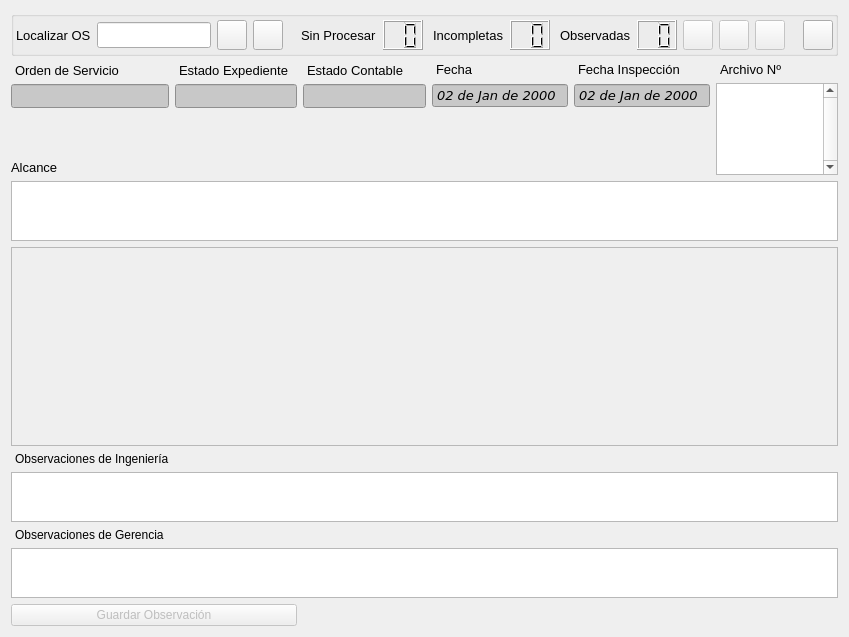
OdairTrujillo/blockcheck, file ui/checkfolder.ui: the form before one commit.
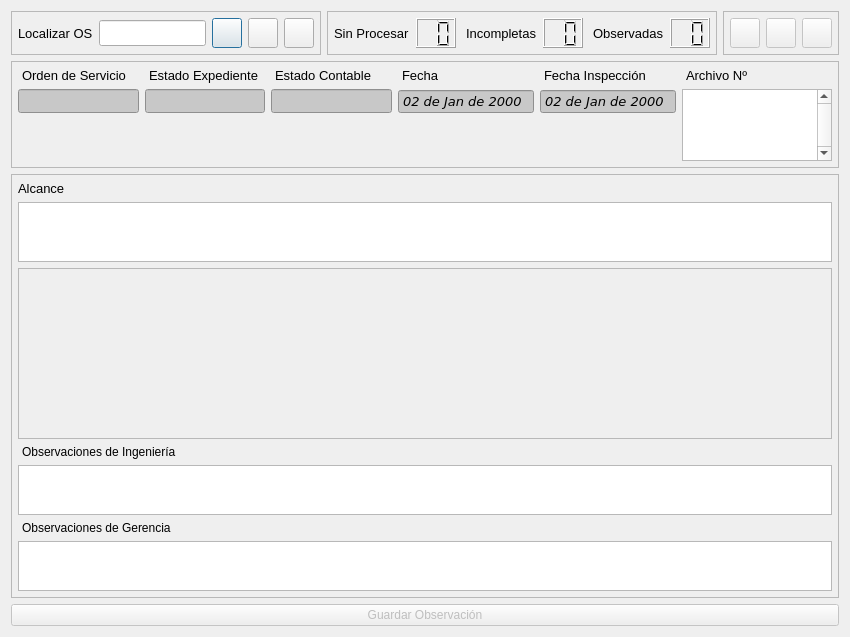
The form after the commit. Icons and pictures are not drawn.

Commit message: Se incluye .gitignore, se modifica el correo de contacto en el README.dm. También se actualizan los layouts de las interfaces gráficas. El proyecto queda listo para editar código.

```diff
--- a/ui/checkfolder.ui
+++ b/ui/checkfolder.ui
@@ -6,10 +6,16 @@
    <rect>
     <x>0</x>
     <y>0</y>
-    <width>849</width>
+    <width>850</width>
     <height>637</height>
    </rect>
   </property>
+  <property name="minimumSize">
+   <size>
+    <width>850</width>
+    <height>0</height>
+   </size>
+  </property>
   <property name="windowTitle">
    <string>Revisión de Carpeta</string>
   </property>
@@ -17,513 +23,133 @@
    <iconset resource="../resources/resources.qrc">
     <normaloff>:/icons/icons/store.png</normaloff>:/icons/icons/store.png</iconset>
   </property>
-  <layout class="QGridLayout" name="gridLayout_2">
-   <item row="1" column="3">
-    <layout class="QVBoxLayout" name="verticalLayout_5">
-     <item>
-      <widget class="QLabel" name="label_3">
-       <property name="font">
-        <font>
-         <pointsize>10</pointsize>
-        </font>
-       </property>
-       <property name="text">
-        <string>Fecha</string>
-       </property>
-       <property name="indent">
-        <number>4</number>
-       </property>
-      </widget>
-     </item>
-     <item>
-      <widget class="QDateEdit" name="soDateEdit">
-       <property name="minimumSize">
-        <size>
-         <width>0</width>
-         <height>24</height>
-        </size>
-       </property>
-       <property name="font">
-        <font>
-         <family>DejaVu Sans</family>
-         <pointsize>10</pointsize>
-         <weight>9</weight>
-         <italic>true</italic>
-         <bold>false</bold>
-        </font>
-       </property>
-       <property name="styleSheet">
-        <string notr="true">background-color: rgb(200, 200, 200);
-font: 75 oblique 10pt &quot;DejaVu Sans&quot;;</string>
-       </property>
-       <property name="wrapping">
-        <bool>false</bool>
-       </property>
-       <property name="readOnly">
-        <bool>true</bool>
-       </property>
-       <property name="buttonSymbols">
-        <enum>QAbstractSpinBox::NoButtons</enum>
-       </property>
-       <property name="accelerated">
-        <bool>false</bool>
-       </property>
-       <property name="currentSection">
-        <enum>QDateTimeEdit::DaySection</enum>
-       </property>
-       <property name="displayFormat">
-        <string>dd 'de' MMM 'de' yyyy</string>
-       </property>
-       <property name="date">
-        <date>
-         <year>2000</year>
-         <month>1</month>
-         <day>2</day>
-        </date>
-       </property>
-      </widget>
-     </item>
-    </layout>
-   </item>
-   <item row="2" column="0" rowspan="2">
-    <spacer name="verticalSpacer">
-     <property name="orientation">
-      <enum>Qt::Vertical</enum>
-     </property>
-     <property name="sizeHint" stdset="0">
-      <size>
-       <width>20</width>
-       <height>40</height>
-      </size>
-     </property>
-    </spacer>
-   </item>
-   <item row="11" column="0" colspan="2">
-    <widget class="QPushButton" name="saveEngObservsButton">
-     <property name="enabled">
-      <bool>false</bool>
-     </property>
-     <property name="toolTip">
-      <string>Guardar</string>
-     </property>
-     <property name="text">
-      <string>Guardar Observación</string>
-     </property>
-     <property name="icon">
-      <iconset resource="../resources/resources.qrc">
-       <normaloff>:/icons/icons/save.png</normaloff>:/icons/icons/save.png</iconset>
-     </property>
-    </widget>
-   </item>
-   <item row="9" column="0">
-    <widget class="QLabel" name="label_8">
-     <property name="font">
-      <font>
-       <pointsize>9</pointsize>
-      </font>
-     </property>
-     <property name="text">
-      <string>Observaciones de Gerencia</string>
-     </property>
-     <property name="margin">
-      <number>0</number>
-     </property>
-     <property name="indent">
-      <number>4</number>
-     </property>
-    </widget>
-   </item>
-   <item row="10" column="0" colspan="6">
-    <widget class="QTextEdit" name="admObservsTextEdit">
-     <property name="maximumSize">
-      <size>
-       <width>16777215</width>
-       <height>50</height>
-      </size>
-     </property>
-     <property name="font">
-      <font>
-       <pointsize>12</pointsize>
-      </font>
-     </property>
-     <property name="tabChangesFocus">
-      <bool>true</bool>
-     </property>
-     <property name="readOnly">
-      <bool>true</bool>
-     </property>
-     <property name="acceptRichText">
-      <bool>false</bool>
-     </property>
-    </widget>
-   </item>
-   <item row="8" column="0" colspan="6">
-    <widget class="QTextEdit" name="engObservsTextEdit">
-     <property name="maximumSize">
-      <size>
-       <width>16777215</width>
-       <height>50</height>
-      </size>
-     </property>
-     <property name="font">
-      <font>
-       <pointsize>12</pointsize>
-      </font>
-     </property>
-     <property name="tabChangesFocus">
-      <bool>true</bool>
-     </property>
-     <property name="readOnly">
-      <bool>true</bool>
-     </property>
-     <property name="acceptRichText">
-      <bool>false</bool>
-     </property>
-    </widget>
-   </item>
-   <item row="5" column="0" colspan="6">
-    <widget class="QTextEdit" name="soScopeTextEdit">
-     <property name="maximumSize">
-      <size>
-       <width>16777215</width>
-       <height>60</height>
-      </size>
-     </property>
-     <property name="font">
-      <font>
-       <pointsize>12</pointsize>
-      </font>
-     </property>
-     <property name="tabChangesFocus">
-      <bool>true</bool>
-     </property>
-     <property name="acceptRichText">
-      <bool>false</bool>
-     </property>
-    </widget>
-   </item>
-   <item row="7" column="0">
-    <widget class="QLabel" name="label_6">
-     <property name="font">
-      <font>
-       <pointsize>9</pointsize>
-      </font>
-     </property>
-     <property name="text">
-      <string>Observaciones de Ingeniería</string>
-     </property>
-     <property name="margin">
-      <number>0</number>
-     </property>
-     <property name="indent">
-      <number>4</number>
-     </property>
-    </widget>
-   </item>
-   <item row="1" column="0">
-    <layout class="QVBoxLayout" name="verticalLayout">
-     <item>
-      <widget class="QLabel" name="label_38">
-       <property name="maximumSize">
-        <size>
-         <width>16777215</width>
-         <height>16777215</height>
-        </size>
-       </property>
-       <property name="font">
-        <font>
-         <pointsize>10</pointsize>
-        </font>
-       </property>
-       <property name="text">
-        <string>Orden de Servicio</string>
-       </property>
-       <property name="indent">
-        <number>4</number>
-       </property>
-      </widget>
-     </item>
-     <item>
-      <widget class="QLineEdit" name="soIdLineEdit">
-       <property name="minimumSize">
-        <size>
-         <width>0</width>
-         <height>24</height>
-        </size>
-       </property>
-       <property name="maximumSize">
-        <size>
-         <width>16777215</width>
-         <height>16777215</height>
-        </size>
-       </property>
-       <property name="styleSheet">
-        <string notr="true">background-color: rgb(200, 200, 200);
-font: 75 oblique 10pt &quot;DejaVu Sans&quot;;</string>
-       </property>
-       <property name="readOnly">
-        <bool>true</bool>
-       </property>
-      </widget>
-     </item>
-    </layout>
-   </item>
-   <item row="1" column="5" rowspan="4">
-    <layout class="QVBoxLayout" name="verticalLayout_2">
-     <item>
-      <widget class="QLabel" name="label_35">
-       <property name="maximumSize">
-        <size>
-         <width>16777215</width>
-         <height>16777215</height>
-        </size>
-       </property>
-       <property name="font">
-        <font>
-         <pointsize>10</pointsize>
-        </font>
-       </property>
-       <property name="text">
-        <string>Archivo Nº</string>
-       </property>
-       <property name="alignment">
-        <set>Qt::AlignLeading|Qt::AlignLeft|Qt::AlignVCenter</set>
-       </property>
-       <property name="margin">
-        <number>0</number>
-       </property>
-       <property name="indent">
-        <number>4</number>
-       </property>
-      </widget>
-     </item>
-     <item>
-      <widget class="QListWidget" name="recordFoilListWidget">
-       <property name="minimumSize">
-        <size>
-         <width>0</width>
-         <height>0</height>
-        </size>
-       </property>
-       <property name="verticalScrollBarPolicy">
-        <enum>Qt::ScrollBarAlwaysOn</enum>
-       </property>
-       <property name="sizeAdjustPolicy">
-        <enum>QAbstractScrollArea::AdjustToContents</enum>
-       </property>
-      </widget>
-     </item>
-    </layout>
-   </item>
-   <item row="1" column="2">
-    <layout class="QVBoxLayout" name="verticalLayout_3">
-     <item>
-      <widget class="QLabel" name="label_33">
-       <property name="font">
-        <font>
-         <pointsize>10</pointsize>
-        </font>
-       </property>
-       <property name="text">
-        <string>Estado Contable</string>
-       </property>
-       <property name="indent">
-        <number>4</number>
-       </property>
-      </widget>
-     </item>
-     <item>
-      <widget class="QLineEdit" name="soStateLineEdit">
-       <property name="minimumSize">
-        <size>
-         <width>0</width>
-         <height>24</height>
-        </size>
-       </property>
-       <property name="styleSheet">
-        <string notr="true">background-color: rgb(200, 200, 200);
-font: 75 oblique 10pt &quot;DejaVu Sans&quot;;</string>
-       </property>
-       <property name="readOnly">
-        <bool>true</bool>
-       </property>
-      </widget>
-     </item>
-    </layout>
-   </item>
-   <item row="1" column="1">
-    <layout class="QVBoxLayout" name="verticalLayout_4">
-     <item>
-      <widget class="QLabel" name="label">
-       <property name="font">
-        <font>
-         <pointsize>10</pointsize>
-        </font>
-       </property>
-       <property name="text">
-        <string>Estado Expediente</string>
-       </property>
-       <property name="indent">
-        <number>4</number>
-       </property>
-      </widget>
-     </item>
-     <item>
-      <widget class="QLineEdit" name="folderStateLineEdit">
-       <property name="minimumSize">
-        <size>
-         <width>0</width>
-         <height>24</height>
-        </size>
-       </property>
-       <property name="styleSheet">
-        <string notr="true">background-color: rgb(200, 200, 200);
-font: 75 oblique 10pt &quot;DejaVu Sans&quot;;</string>
-       </property>
-      </widget>
-     </item>
-    </layout>
-   </item>
-   <item row="6" column="0" colspan="6">
-    <widget class="QScrollArea" name="scrollArea">
-     <property name="horizontalScrollBarPolicy">
-      <enum>Qt::ScrollBarAlwaysOff</enum>
-     </property>
-     <property name="widgetResizable">
-      <bool>true</bool>
-     </property>
-     <widget class="QWidget" name="scrollAreaWidgetContents">
-      <property name="geometry">
-       <rect>
-        <x>0</x>
-        <y>0</y>
-        <width>823</width>
-        <height>154</height>
-       </rect>
-      </property>
-     </widget>
-    </widget>
-   </item>
-   <item row="1" column="4">
-    <layout class="QVBoxLayout" name="verticalLayout_6">
-     <item>
-      <widget class="QLabel" name="label_9">
-       <property name="font">
-        <font>
-         <pointsize>10</pointsize>
-        </font>
-       </property>
-       <property name="text">
-        <string>Fecha Inspección</string>
-       </property>
-       <property name="indent">
-        <number>4</number>
-       </property>
-      </widget>
-     </item>
-     <item>
-      <widget class="QDateEdit" name="soAssignDateEdit">
-       <property name="minimumSize">
-        <size>
-         <width>0</width>
-         <height>24</height>
-        </size>
-       </property>
-       <property name="font">
-        <font>
-         <family>DejaVu Sans</family>
-         <pointsize>10</pointsize>
-         <weight>9</weight>
-         <italic>true</italic>
-         <bold>false</bold>
-        </font>
-       </property>
-       <property name="styleSheet">
-        <string notr="true">background-color: rgb(200, 200, 200);
-font: 75 oblique 10pt &quot;DejaVu Sans&quot;;</string>
-       </property>
-       <property name="wrapping">
-        <bool>false</bool>
-       </property>
-       <property name="readOnly">
-        <bool>true</bool>
-       </property>
-       <property name="buttonSymbols">
-        <enum>QAbstractSpinBox::NoButtons</enum>
-       </property>
-       <property name="accelerated">
-        <bool>false</bool>
-       </property>
-       <property name="currentSection">
-        <enum>QDateTimeEdit::DaySection</enum>
-       </property>
-       <property name="displayFormat">
-        <string>dd 'de' MMM 'de' yyyy</string>
-       </property>
-       <property name="date">
-        <date>
-         <year>2000</year>
-         <month>1</month>
-         <day>2</day>
-        </date>
-       </property>
-      </widget>
-     </item>
-    </layout>
-   </item>
-   <item row="4" column="0">
-    <widget class="QLabel" name="label_2">
-     <property name="font">
-      <font>
-       <pointsize>10</pointsize>
-      </font>
-     </property>
-     <property name="text">
-      <string>Alcance</string>
-     </property>
-    </widget>
-   </item>
-   <item row="0" column="0" colspan="6">
-    <widget class="QGroupBox" name="menuGroupBox">
-     <property name="minimumSize">
-      <size>
-       <width>0</width>
-       <height>45</height>
-      </size>
-     </property>
-     <property name="maximumSize">
-      <size>
-       <width>16777215</width>
-       <height>50</height>
-      </size>
-     </property>
-     <property name="title">
-      <string/>
-     </property>
-     <property name="alignment">
-      <set>Qt::AlignLeading|Qt::AlignLeft|Qt::AlignTop</set>
-     </property>
-     <property name="flat">
-      <bool>false</bool>
-     </property>
-     <property name="checkable">
-      <bool>false</bool>
-     </property>
      <layout class="QGridLayout" name="gridLayout">
-      <property name="leftMargin">
-       <number>2</number>
-      </property>
-      <property name="topMargin">
-       <number>2</number>
-      </property>
-      <property name="rightMargin">
-       <number>2</number>
-      </property>
-      <property name="bottomMargin">
-       <number>2</number>
-      </property>
-      <item row="0" column="0">
+   <item row="0" column="1">
+    <widget class="QFrame" name="frame_2">
+     <property name="frameShape">
+      <enum>QFrame::StyledPanel</enum>
+     </property>
+     <property name="frameShadow">
+      <enum>QFrame::Raised</enum>
+     </property>
        <layout class="QHBoxLayout" name="horizontalLayout">
+      <property name="leftMargin">
+       <number>6</number>
+      </property>
+      <property name="topMargin">
+       <number>6</number>
+      </property>
+      <property name="rightMargin">
+       <number>6</number>
+      </property>
+      <property name="bottomMargin">
+       <number>6</number>
+      </property>
+      <item>
+       <widget class="QLabel" name="label_4">
+        <property name="font">
+         <font>
+          <pointsize>10</pointsize>
+         </font>
+        </property>
+        <property name="text">
+         <string>Sin Procesar</string>
+        </property>
+       </widget>
+      </item>
+      <item>
+       <widget class="QLCDNumber" name="noCheckedLcdNumber">
+        <property name="minimumSize">
+         <size>
+          <width>40</width>
+          <height>25</height>
+         </size>
+        </property>
+        <property name="digitCount">
+         <number>2</number>
+        </property>
+       </widget>
+      </item>
+      <item>
+       <widget class="QLabel" name="label_5">
+        <property name="font">
+         <font>
+          <pointsize>10</pointsize>
+         </font>
+        </property>
+        <property name="text">
+         <string>Incompletas</string>
+        </property>
+        <property name="indent">
+         <number>4</number>
+        </property>
+       </widget>
+      </item>
+      <item>
+       <widget class="QLCDNumber" name="incompleteLcdNumber">
+        <property name="minimumSize">
+         <size>
+          <width>40</width>
+          <height>25</height>
+         </size>
+        </property>
+        <property name="digitCount">
+         <number>2</number>
+        </property>
+       </widget>
+      </item>
+      <item>
+       <widget class="QLabel" name="label_7">
+        <property name="font">
+         <font>
+          <pointsize>10</pointsize>
+         </font>
+        </property>
+        <property name="text">
+         <string>Observadas</string>
+        </property>
+        <property name="indent">
+         <number>4</number>
+        </property>
+       </widget>
+      </item>
+      <item>
+       <widget class="QLCDNumber" name="observedLcdNumber">
+        <property name="minimumSize">
+         <size>
+          <width>40</width>
+          <height>25</height>
+         </size>
+        </property>
+        <property name="digitCount">
+         <number>2</number>
+        </property>
+       </widget>
+      </item>
+     </layout>
+    </widget>
+   </item>
+   <item row="0" column="0">
+    <widget class="QFrame" name="frame_4">
+     <property name="frameShape">
+      <enum>QFrame::StyledPanel</enum>
+     </property>
+     <property name="frameShadow">
+      <enum>QFrame::Raised</enum>
+     </property>
+     <layout class="QHBoxLayout" name="horizontalLayout_3">
+      <property name="leftMargin">
+       <number>6</number>
+      </property>
+      <property name="topMargin">
+       <number>6</number>
+      </property>
+      <property name="rightMargin">
+       <number>6</number>
+      </property>
+      <property name="bottomMargin">
+       <number>6</number>
+      </property>
         <item>
          <widget class="QLabel" name="label_45">
           <property name="font">
@@ -590,6 +216,12 @@
            <iconset resource="../resources/resources.qrc">
             <normaloff>:/icons/icons/go.png</normaloff>:/icons/icons/go.png</iconset>
           </property>
+        <property name="iconSize">
+         <size>
+          <width>22</width>
+          <height>22</height>
+         </size>
+        </property>
          </widget>
         </item>
         <item>
@@ -616,102 +248,70 @@
            <iconset resource="../resources/resources.qrc">
             <normaloff>:/icons/icons/list.png</normaloff>:/icons/icons/list.png</iconset>
           </property>
-         </widget>
-        </item>
-        <item>
-         <spacer name="horizontalSpacer_2">
-          <property name="orientation">
-           <enum>Qt::Horizontal</enum>
-          </property>
-          <property name="sizeHint" stdset="0">
+        <property name="iconSize">
            <size>
-            <width>40</width>
-            <height>20</height>
-           </size>
-          </property>
-         </spacer>
-        </item>
-        <item>
-         <widget class="QLabel" name="label_4">
-          <property name="font">
-           <font>
-            <pointsize>10</pointsize>
-           </font>
-          </property>
-          <property name="text">
-           <string>Sin Procesar</string>
-          </property>
+          <width>22</width>
+          <height>22</height>
+         </size>
+        </property>
          </widget>
         </item>
         <item>
-         <widget class="QLCDNumber" name="noCheckedLcdNumber">
+       <widget class="QPushButton" name="createFoilButton">
           <property name="minimumSize">
            <size>
-            <width>40</width>
-            <height>25</height>
-           </size>
-          </property>
-          <property name="digitCount">
-           <number>2</number>
-          </property>
-         </widget>
-        </item>
-        <item>
-         <widget class="QLabel" name="label_5">
-          <property name="font">
-           <font>
-            <pointsize>10</pointsize>
-           </font>
+          <width>30</width>
+          <height>30</height>
+         </size>
+        </property>
+        <property name="maximumSize">
+         <size>
+          <width>30</width>
+          <height>30</height>
+         </size>
+        </property>
+        <property name="toolTip">
+         <string>Crear AZ</string>
           </property>
           <property name="text">
-           <string>Incompletas</string>
-          </property>
-          <property name="indent">
-           <number>4</number>
-          </property>
-         </widget>
-        </item>
-        <item>
-         <widget class="QLCDNumber" name="incompleteLcdNumber">
-          <property name="minimumSize">
+         <string/>
+        </property>
+        <property name="icon">
+         <iconset resource="../resources/resources.qrc">
+          <normaloff>:/icons/icons/new.png</normaloff>:/icons/icons/new.png</iconset>
+        </property>
+        <property name="iconSize">
            <size>
-            <width>40</width>
-            <height>25</height>
-           </size>
-          </property>
-          <property name="digitCount">
-           <number>2</number>
-          </property>
-         </widget>
-        </item>
-        <item>
-         <widget class="QLabel" name="label_7">
-          <property name="font">
-           <font>
-            <pointsize>10</pointsize>
-           </font>
-          </property>
-          <property name="text">
-           <string>Observadas</string>
-          </property>
-          <property name="indent">
-           <number>4</number>
-          </property>
-         </widget>
-        </item>
-        <item>
-         <widget class="QLCDNumber" name="observedLcdNumber">
-          <property name="minimumSize">
-           <size>
-            <width>40</width>
-            <height>25</height>
-           </size>
-          </property>
-          <property name="digitCount">
-           <number>2</number>
-          </property>
-         </widget>
-        </item>
+          <width>22</width>
+          <height>22</height>
+         </size>
+        </property>
+       </widget>
+      </item>
+     </layout>
+    </widget>
+   </item>
+   <item row="0" column="2">
+    <widget class="QFrame" name="frame_3">
+     <property name="frameShape">
+      <enum>QFrame::StyledPanel</enum>
+     </property>
+     <property name="frameShadow">
+      <enum>QFrame::Raised</enum>
+     </property>
+     <layout class="QHBoxLayout" name="horizontalLayout_2">
+      <property name="leftMargin">
+       <number>6</number>
+      </property>
+      <property name="topMargin">
+       <number>6</number>
+      </property>
+      <property name="rightMargin">
+       <number>6</number>
+      </property>
+      <property name="bottomMargin">
+       <number>6</number>
+      </property>
         <item>
          <widget class="QPushButton" name="saveButton">
           <property name="enabled">
@@ -739,6 +339,12 @@
            <iconset resource="../resources/resources.qrc">
             <normaloff>:/icons/icons/save.png</normaloff>:/icons/icons/save.png</iconset>
           </property>
+        <property name="iconSize">
+         <size>
+          <width>22</width>
+          <height>22</height>
+         </size>
+        </property>
          </widget>
         </item>
         <item>
@@ -768,6 +374,12 @@
            <iconset resource="../resources/resources.qrc">
             <normaloff>:/icons/icons/store.png</normaloff>:/icons/icons/store.png</iconset>
           </property>
+        <property name="iconSize">
+         <size>
+          <width>22</width>
+          <height>22</height>
+         </size>
+        </property>
          </widget>
         </item>
         <item>
@@ -797,50 +409,491 @@
            <iconset resource="../resources/resources.qrc">
             <normaloff>:/icons/icons/tracking.png</normaloff>:/icons/icons/tracking.png</iconset>
           </property>
-         </widget>
-        </item>
+        <property name="iconSize">
+         <size>
+          <width>22</width>
+          <height>22</height>
+         </size>
+        </property>
+       </widget>
+      </item>
+     </layout>
+    </widget>
+   </item>
+   <item row="4" column="0" colspan="3">
+    <widget class="QFrame" name="frame_5">
+     <property name="frameShape">
+      <enum>QFrame::StyledPanel</enum>
+     </property>
+     <property name="frameShadow">
+      <enum>QFrame::Raised</enum>
+     </property>
+     <layout class="QVBoxLayout" name="verticalLayout">
+      <property name="leftMargin">
+       <number>6</number>
+      </property>
+      <property name="topMargin">
+       <number>6</number>
+      </property>
+      <property name="rightMargin">
+       <number>6</number>
+      </property>
+      <property name="bottomMargin">
+       <number>6</number>
+      </property>
         <item>
-         <spacer name="horizontalSpacer">
-          <property name="orientation">
-           <enum>Qt::Horizontal</enum>
-          </property>
-          <property name="sizeHint" stdset="0">
+       <widget class="QLabel" name="label_2">
+        <property name="font">
+         <font>
+          <pointsize>10</pointsize>
+         </font>
+        </property>
+        <property name="text">
+         <string>Alcance</string>
+        </property>
+       </widget>
+      </item>
+      <item>
+       <widget class="QTextEdit" name="soScopeTextEdit">
+        <property name="maximumSize">
            <size>
-            <width>40</width>
-            <height>20</height>
-           </size>
-          </property>
-         </spacer>
+          <width>16777215</width>
+          <height>60</height>
+         </size>
+        </property>
+        <property name="font">
+         <font>
+          <pointsize>12</pointsize>
+         </font>
+        </property>
+        <property name="tabChangesFocus">
+         <bool>true</bool>
+        </property>
+        <property name="acceptRichText">
+         <bool>false</bool>
+        </property>
+       </widget>
         </item>
         <item>
-         <widget class="QPushButton" name="createFoilButton">
+       <widget class="QScrollArea" name="scrollArea">
+        <property name="horizontalScrollBarPolicy">
+         <enum>Qt::ScrollBarAlwaysOff</enum>
+        </property>
+        <property name="widgetResizable">
+         <bool>true</bool>
+        </property>
+        <widget class="QWidget" name="scrollAreaWidgetContents">
+         <property name="geometry">
+          <rect>
+           <x>0</x>
+           <y>0</y>
+           <width>816</width>
+           <height>154</height>
+          </rect>
+         </property>
+        </widget>
+       </widget>
+      </item>
+      <item>
+       <widget class="QLabel" name="label_6">
+        <property name="font">
+         <font>
+          <pointsize>9</pointsize>
+         </font>
+        </property>
+        <property name="text">
+         <string>Observaciones de Ingeniería</string>
+        </property>
+        <property name="margin">
+         <number>0</number>
+        </property>
+        <property name="indent">
+         <number>4</number>
+        </property>
+       </widget>
+      </item>
+      <item>
+       <widget class="QTextEdit" name="engObservsTextEdit">
+        <property name="maximumSize">
+         <size>
+          <width>16777215</width>
+          <height>50</height>
+         </size>
+        </property>
+        <property name="font">
+         <font>
+          <pointsize>12</pointsize>
+         </font>
+        </property>
+        <property name="tabChangesFocus">
+         <bool>true</bool>
+        </property>
+        <property name="readOnly">
+         <bool>true</bool>
+        </property>
+        <property name="acceptRichText">
+         <bool>false</bool>
+        </property>
+       </widget>
+      </item>
+      <item>
+       <widget class="QLabel" name="label_8">
+        <property name="font">
+         <font>
+          <pointsize>9</pointsize>
+         </font>
+        </property>
+        <property name="text">
+         <string>Observaciones de Gerencia</string>
+        </property>
+        <property name="margin">
+         <number>0</number>
+        </property>
+        <property name="indent">
+         <number>4</number>
+        </property>
+       </widget>
+      </item>
+      <item>
+       <widget class="QTextEdit" name="admObservsTextEdit">
+        <property name="maximumSize">
+         <size>
+          <width>16777215</width>
+          <height>50</height>
+         </size>
+        </property>
+        <property name="font">
+         <font>
+          <pointsize>12</pointsize>
+         </font>
+        </property>
+        <property name="tabChangesFocus">
+         <bool>true</bool>
+        </property>
+        <property name="readOnly">
+         <bool>true</bool>
+        </property>
+        <property name="acceptRichText">
+         <bool>false</bool>
+        </property>
+       </widget>
+      </item>
+     </layout>
+    </widget>
+   </item>
+   <item row="3" column="0" colspan="3">
+    <widget class="QFrame" name="frame">
+     <property name="frameShape">
+      <enum>QFrame::StyledPanel</enum>
+     </property>
+     <property name="frameShadow">
+      <enum>QFrame::Raised</enum>
+     </property>
+     <layout class="QGridLayout" name="gridLayout_2">
+      <property name="leftMargin">
+       <number>6</number>
+      </property>
+      <property name="topMargin">
+       <number>6</number>
+      </property>
+      <property name="rightMargin">
+       <number>6</number>
+      </property>
+      <property name="bottomMargin">
+       <number>6</number>
+      </property>
+      <item row="0" column="4">
+       <widget class="QLabel" name="label_9">
+        <property name="font">
+         <font>
+          <pointsize>10</pointsize>
+         </font>
+        </property>
+        <property name="text">
+         <string>Fecha Inspección</string>
+        </property>
+        <property name="indent">
+         <number>4</number>
+        </property>
+       </widget>
+      </item>
+      <item row="0" column="1">
+       <widget class="QLabel" name="label">
+        <property name="font">
+         <font>
+          <pointsize>10</pointsize>
+         </font>
+        </property>
+        <property name="text">
+         <string>Estado Expediente</string>
+        </property>
+        <property name="indent">
+         <number>4</number>
+        </property>
+       </widget>
+      </item>
+      <item row="0" column="3">
+       <widget class="QLabel" name="label_3">
+        <property name="font">
+         <font>
+          <pointsize>10</pointsize>
+         </font>
+        </property>
+        <property name="text">
+         <string>Fecha</string>
+        </property>
+        <property name="indent">
+         <number>4</number>
+        </property>
+       </widget>
+      </item>
+      <item row="1" column="1">
+       <widget class="QLineEdit" name="folderStateLineEdit">
           <property name="minimumSize">
            <size>
-            <width>30</width>
-            <height>30</height>
-           </size>
-          </property>
+          <width>0</width>
+          <height>24</height>
+         </size>
+        </property>
+        <property name="styleSheet">
+         <string notr="true">background-color: rgb(200, 200, 200);
+font: 75 oblique 10pt &quot;DejaVu Sans&quot;;</string>
+        </property>
+       </widget>
+      </item>
+      <item row="0" column="5">
+       <widget class="QLabel" name="label_35">
           <property name="maximumSize">
            <size>
-            <width>30</width>
-            <height>30</height>
-           </size>
+          <width>16777215</width>
+          <height>16777215</height>
+         </size>
+        </property>
+        <property name="font">
+         <font>
+          <pointsize>10</pointsize>
+         </font>
+        </property>
+        <property name="text">
+         <string>Archivo Nº</string>
+        </property>
+        <property name="alignment">
+         <set>Qt::AlignLeading|Qt::AlignLeft|Qt::AlignVCenter</set>
+        </property>
+        <property name="margin">
+         <number>0</number>
+        </property>
+        <property name="indent">
+         <number>4</number>
+        </property>
+       </widget>
+      </item>
+      <item row="1" column="2">
+       <widget class="QLineEdit" name="soStateLineEdit">
+        <property name="minimumSize">
+         <size>
+          <width>0</width>
+          <height>24</height>
+         </size>
+        </property>
+        <property name="styleSheet">
+         <string notr="true">background-color: rgb(200, 200, 200);
+font: 75 oblique 10pt &quot;DejaVu Sans&quot;;</string>
+        </property>
+        <property name="readOnly">
+         <bool>true</bool>
+        </property>
+       </widget>
+      </item>
+      <item row="1" column="3">
+       <widget class="QDateEdit" name="soDateEdit">
+        <property name="minimumSize">
+         <size>
+          <width>0</width>
+          <height>24</height>
+         </size>
+        </property>
+        <property name="font">
+         <font>
+          <family>DejaVu Sans</family>
+          <pointsize>10</pointsize>
+          <weight>9</weight>
+          <italic>true</italic>
+          <bold>false</bold>
+         </font>
+        </property>
+        <property name="styleSheet">
+         <string notr="true">background-color: rgb(200, 200, 200);
+font: 75 oblique 10pt &quot;DejaVu Sans&quot;;</string>
+        </property>
+        <property name="wrapping">
+         <bool>false</bool>
+        </property>
+        <property name="readOnly">
+         <bool>true</bool>
+        </property>
+        <property name="buttonSymbols">
+         <enum>QAbstractSpinBox::NoButtons</enum>
+        </property>
+        <property name="accelerated">
+         <bool>false</bool>
+        </property>
+        <property name="currentSection">
+         <enum>QDateTimeEdit::DaySection</enum>
+        </property>
+        <property name="displayFormat">
+         <string>dd 'de' MMM 'de' yyyy</string>
+        </property>
+        <property name="date">
+         <date>
+          <year>2000</year>
+          <month>1</month>
+          <day>2</day>
+         </date>
+        </property>
+       </widget>
+      </item>
+      <item row="1" column="4">
+       <widget class="QDateEdit" name="soAssignDateEdit">
+        <property name="minimumSize">
+         <size>
+          <width>0</width>
+          <height>24</height>
+         </size>
+        </property>
+        <property name="font">
+         <font>
+          <family>DejaVu Sans</family>
+          <pointsize>10</pointsize>
+          <weight>9</weight>
+          <italic>true</italic>
+          <bold>false</bold>
+         </font>
+        </property>
+        <property name="styleSheet">
+         <string notr="true">background-color: rgb(200, 200, 200);
+font: 75 oblique 10pt &quot;DejaVu Sans&quot;;</string>
+        </property>
+        <property name="wrapping">
+         <bool>false</bool>
+        </property>
+        <property name="readOnly">
+         <bool>true</bool>
+        </property>
+        <property name="buttonSymbols">
+         <enum>QAbstractSpinBox::NoButtons</enum>
+        </property>
+        <property name="accelerated">
+         <bool>false</bool>
+        </property>
+        <property name="currentSection">
+         <enum>QDateTimeEdit::DaySection</enum>
+        </property>
+        <property name="displayFormat">
+         <string>dd 'de' MMM 'de' yyyy</string>
+        </property>
+        <property name="date">
+         <date>
+          <year>2000</year>
+          <month>1</month>
+          <day>2</day>
+         </date>
+        </property>
+       </widget>
+      </item>
+      <item row="0" column="0">
+       <widget class="QLabel" name="label_38">
+        <property name="maximumSize">
+         <size>
+          <width>16777215</width>
+          <height>16777215</height>
+         </size>
+        </property>
+        <property name="font">
+         <font>
+          <pointsize>10</pointsize>
+         </font>
+        </property>
+        <property name="text">
+         <string>Orden de Servicio</string>
+        </property>
+        <property name="indent">
+         <number>4</number>
+        </property>
+       </widget>
+      </item>
+      <item row="1" column="5" rowspan="2">
+       <widget class="QListWidget" name="recordFoilListWidget">
+        <property name="minimumSize">
+         <size>
+          <width>150</width>
+          <height>0</height>
+         </size>
+        </property>
+        <property name="verticalScrollBarPolicy">
+         <enum>Qt::ScrollBarAlwaysOn</enum>
+        </property>
+        <property name="sizeAdjustPolicy">
+         <enum>QAbstractScrollArea::AdjustToContents</enum>
+        </property>
+       </widget>
+      </item>
+      <item row="0" column="2">
+       <widget class="QLabel" name="label_33">
+        <property name="font">
+         <font>
+          <pointsize>10</pointsize>
+         </font>
+        </property>
+        <property name="text">
+         <string>Estado Contable</string>
+        </property>
+        <property name="indent">
+         <number>4</number>
+        </property>
+       </widget>
+      </item>
+      <item row="1" column="0">
+       <widget class="QLineEdit" name="soIdLineEdit">
+        <property name="minimumSize">
+         <size>
+          <width>0</width>
+          <height>24</height>
+         </size>
+        </property>
+        <property name="maximumSize">
+         <size>
+          <width>16777215</width>
+          <height>16777215</height>
+         </size>
+        </property>
+        <property name="styleSheet">
+         <string notr="true">background-color: rgb(200, 200, 200);
+font: 75 oblique 10pt &quot;DejaVu Sans&quot;;</string>
+        </property>
+        <property name="readOnly">
+         <bool>true</bool>
+        </property>
+       </widget>
+      </item>
+     </layout>
+    </widget>
+   </item>
+   <item row="5" column="0" colspan="3">
+    <widget class="QPushButton" name="saveEngObservsButton">
+     <property name="enabled">
+      <bool>false</bool>
           </property>
           <property name="toolTip">
            <string>Crear AZ</string>
           </property>
           <property name="text">
-           <string/>
+      <string>Guardar Observación</string>
           </property>
           <property name="icon">
            <iconset resource="../resources/resources.qrc">
-            <normaloff>:/icons/icons/new.png</normaloff>:/icons/icons/new.png</iconset>
-          </property>
-         </widget>
-        </item>
-       </layout>
-      </item>
-     </layout>
+       <normaloff>:/icons/icons/save.png</normaloff>:/icons/icons/save.png</iconset>
+     </property>
     </widget>
    </item>
   </layout>
```
Left out of the diff: 11 changed lines with no effect on the pictures. Lines whose indentation alone changed are shown as unchanged. The commit also changes 135 other files.
